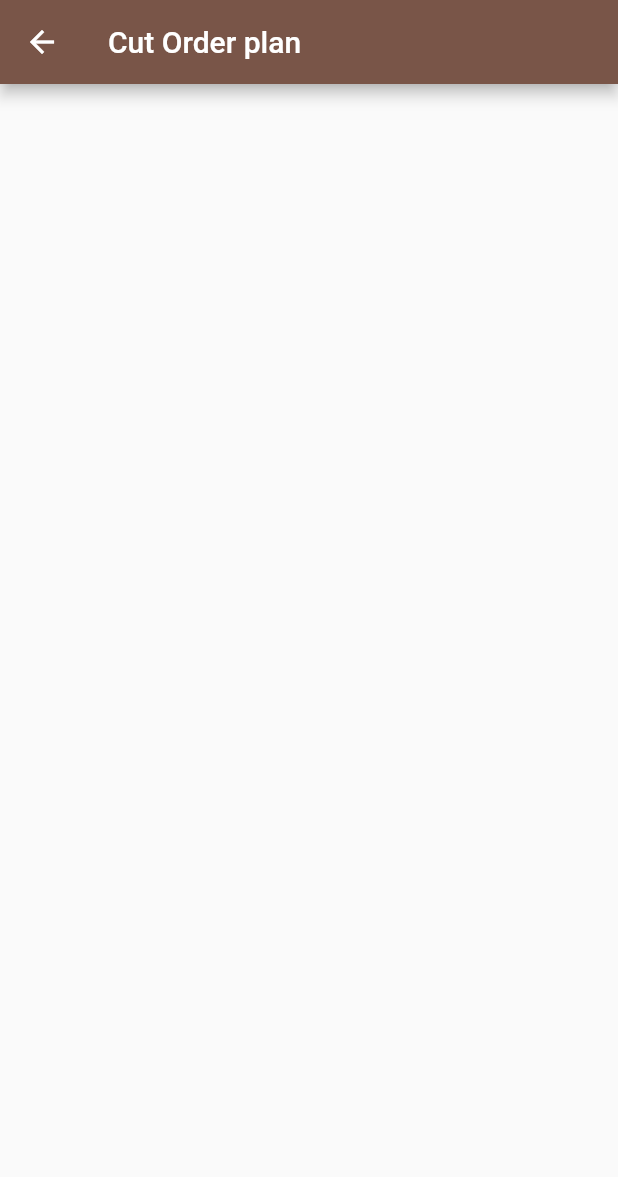
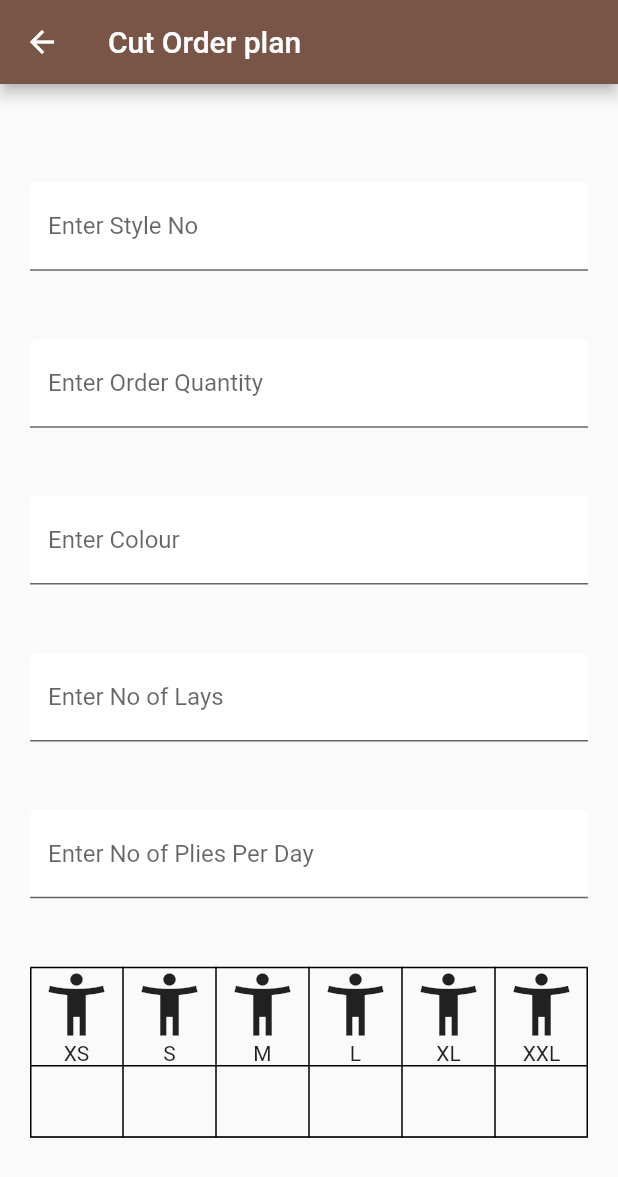
Before and after one commit to sambitraze/AARVI_TEXTILES, a Flutter app: the CutOrderPlan screen opened by its route, on a phone screen of 412 x 824 dp. Shown: the top 1177 px of the screen. Run offline on Flutter 3.47's test engine with Material 2 defaults, Android fonts, the phone set to English and light mode, and no system bars; our stand-ins replace cloud_firestore, file_picker, firebase_auth, firebase_storage, flutter_datetime_picker; accounts and stored records are empty.

Commit message:
update and upload

```diff
--- a/lib/Screens/ProductionMang/CuttingPage/CutOrderPlan.dart
+++ b/lib/Screens/ProductionMang/CuttingPage/CutOrderPlan.dart
@@ -6,10 +6,142 @@ class CutOrderPlan extends StatefulWidget {
 }
 
 class _CutOrderPlanState extends State<CutOrderPlan> {
+  String styleNo;
+  String orederQuantity;
+
+  String xssize;
+  String ssize;
+  String msize;
+  String lsize;
+  String xlsize;
+  String xxlsize;
+  String xxsize;
+
+  final tabletextcontroller = TextEditingController();
+
   @override
   Widget build(BuildContext context) {
     return Scaffold(
       appBar: AppBar(title: Text('Cut Order plan')),
+      body: Container(
+        child: Padding(
+          padding: const EdgeInsets.all(20.0),
+          child: Column(
+            mainAxisAlignment: MainAxisAlignment.spaceEvenly,
+            children: <Widget>[
+              TextFormField(
+                onChanged: (val) => styleNo = val,
+                decoration: InputDecoration(
+                    focusColor: Colors.white,
+                    fillColor: Colors.white,
+                    filled: true,
+                    labelText: "Enter Style No"),
+              ),
+              TextFormField(
+                onChanged: (val) => styleNo = val,
+                decoration: InputDecoration(
+                    focusColor: Colors.white,
+                    fillColor: Colors.white,
+                    filled: true,
+                    labelText: "Enter Order Quantity"),
+              ),
+              TextFormField(
+                onChanged: (val) => styleNo = val,
+                decoration: InputDecoration(
+                    focusColor: Colors.white,
+                    fillColor: Colors.white,
+                    filled: true,
+                    labelText: "Enter Colour"),
+              ),
+              TextFormField(
+                onChanged: (val) => styleNo = val,
+                decoration: InputDecoration(
+                    focusColor: Colors.white,
+                    fillColor: Colors.white,
+                    filled: true,
+                    labelText: "Enter No of Lays"),
+              ),
+              TextFormField(
+                onChanged: (val) => styleNo = val,
+                decoration: InputDecoration(
+                    focusColor: Colors.white,
+                    fillColor: Colors.white,
+                    filled: true,
+                    labelText: "Enter No of Plies Per Day"),
+              ),
+              Table(
+                border: TableBorder.all(),
+                children: [
+                  TableRow( children: [
+                    Column(children:[
+                      Icon(Icons.accessibility_new, size: 50.0,),
+                      Text('XS')
+                    ]),
+                    Column(children:[
+                      Icon(Icons.accessibility_new, size: 50.0,),
+                      Text('S')
+                    ]),
+                    Column(children:[
+                      Icon(Icons.accessibility_new, size: 50.0,),
+                      Text('M')
+                    ]),
+                    Column(children:[
+                      Icon(Icons.accessibility_new, size: 50.0,),
+                      Text('L')
+                    ]),
+                    Column(children:[
+                      Icon(Icons.accessibility_new, size: 50.0,),
+                      Text('XL')
+                    ]),
+                    Column(children:[
+                      Icon(Icons.accessibility_new, size: 50.0,),
+                      Text('XXL')
+                    ]),
+                  ]),
+                  TableRow( children: [
+                    Column(children:[
+                      TextField(
+                        onChanged: (val) => xssize = tabletextcontroller.toString(),
+                        controller: tabletextcontroller,
+                      )
+                    ]),
+                    Column(children:[
+                      TextField(
+                        onChanged: (val) => ssize = tabletextcontroller.toString(),
+                        controller: tabletextcontroller,
+                      )
+                    ]),
+                    Column(children:[
+                      TextField(
+                        onChanged: (val) => msize = tabletextcontroller.toString(),
+                        controller: tabletextcontroller,
+                      )
+                    ]),
+                    Column(children:[
+                      TextField(
+                        onChanged: (val) => lsize = tabletextcontroller.toString(),
+                        controller: tabletextcontroller,
+                      ),
+                    ]),
+                    Column(children:[
+                      TextField(
+                        onChanged: (val) => xlsize = tabletextcontroller.toString(),
+                        controller: tabletextcontroller,
+                      )
+                    ]),
+                    Column(children:[
+                      TextField(
+                        onChanged: (val) => xxlsize = tabletextcontroller.toString(),
+                        controller: tabletextcontroller,
+                      )
+                    ]),
+                  ]),
+                ],
+              )
+            ],
+          ),
+        ),
+      ),
     );
   }
 }
--- a/lib/Screens/ProductionMang/CuttingPage/CuttingQuality.dart
+++ b/lib/Screens/ProductionMang/CuttingPage/CuttingQuality.dart
@@ -10,8 +10,7 @@ class _CuttingQualityState extends State<CuttingQuality> {
   @override
   Widget build(BuildContext context) {
     return Scaffold(
-      appBar: AppBar(title: Text('Cutting Quality
-      ')),
+      appBar: AppBar(title: Text('Cutting Quality')),
     );
   }
 }
```
